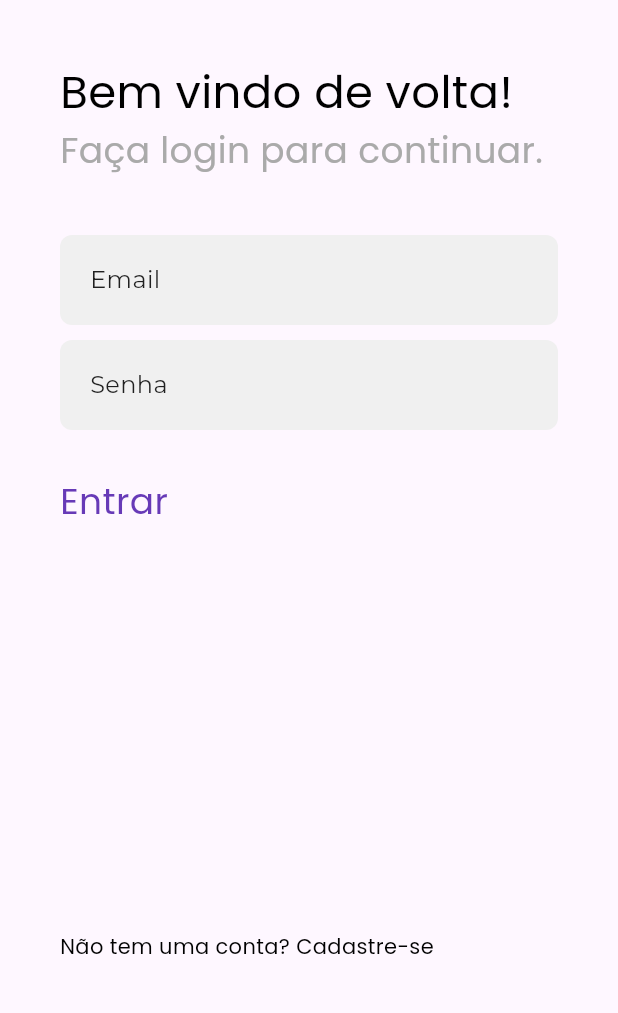
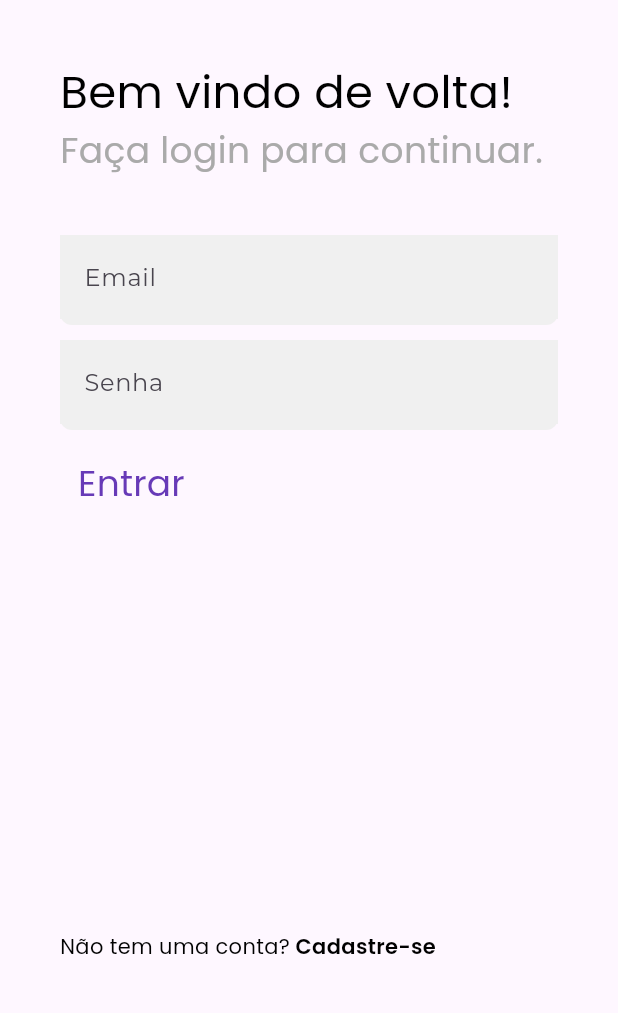
Before and after one commit to abnerjs/bc_dio_trilhaapp, a Flutter app: the screen it shows after launch, on a phone screen of 412 x 824 dp, the part 215-1228 px from its top. Run offline on Flutter 3.47's test engine with Material 2 defaults, Android fonts, the phone set to English and light mode, and no system bars; our stand-ins replace google_fonts.

Commit message:
added textfields and button, make the main Container a CustomScrollView with a SilverFillRemaining

```diff
--- a/lib/pages/login_page.dart
+++ b/lib/pages/login_page.dart
@@ -15,15 +15,18 @@ class _LoginPageState extends State<LoginPage> {
 
   @override
   Widget build(BuildContext context) {
-    return Scaffold(
-      body: Container(
-        margin: const EdgeInsets.only(top: 100, left: 40, right: 40),
-        width: double.infinity,
+    return SafeArea(
+      child: Scaffold(
+        body: CustomScrollView(
+          slivers: [
+            SliverFillRemaining(
+              hasScrollBody: false,
               child: Column(
                 crossAxisAlignment: CrossAxisAlignment.start,
                 children: [
                   Container(
-              margin: const EdgeInsets.only(bottom: 40),
+                    margin:
+                        const EdgeInsets.only(bottom: 40, top: 100, left: 40),
                     child: Text(
                       "TrilhaApp",
                       style: GoogleFonts.poppins(
@@ -34,7 +37,7 @@ class _LoginPageState extends State<LoginPage> {
                     ),
                   ),
                   Container(
-              margin: const EdgeInsets.only(bottom: 0),
+                    margin: const EdgeInsets.symmetric(horizontal: 40),
                     child: Text(
                       "Bem vindo de volta!",
                       style: GoogleFonts.poppins(
@@ -45,7 +48,8 @@ class _LoginPageState extends State<LoginPage> {
                     ),
                   ),
                   Container(
-              margin: const EdgeInsets.only(bottom: 40),
+                    margin:
+                        const EdgeInsets.only(bottom: 40, left: 40, right: 40),
                     child: Row(
                       children: <Widget>[
                         Flexible(
@@ -62,49 +66,52 @@ class _LoginPageState extends State<LoginPage> {
                     ),
                   ),
                   Container(
-              margin: const EdgeInsets.only(bottom: 10),
+                    margin:
+                        const EdgeInsets.only(bottom: 10, left: 40, right: 40),
                     height: 60,
                     decoration: BoxDecoration(
                       borderRadius: BorderRadius.circular(8),
                       color: const Color.fromARGB(255, 240, 240, 240),
                     ),
-              child: const Row(
-                children: [
-                  Padding(
-                    padding: EdgeInsets.only(left: 20),
-                    child: Text(
-                      "Email",
-                      style: TextStyle(
-                        fontSize: 16,
+                    child: const TextField(
+                      obscureText: true,
+                      decoration: InputDecoration(
+                        filled: true,
+                        fillColor: Color.fromARGB(255, 240, 240, 240),
+                        labelText: 'Email',
+                        border: InputBorder.none,
                       ),
-                    ),
-                  )
-                ],
                     ),
                   ),
                   Container(
-              margin: const EdgeInsets.only(bottom: 10),
+                    margin:
+                        const EdgeInsets.only(bottom: 10, left: 40, right: 40),
                     height: 60,
                     decoration: BoxDecoration(
                       borderRadius: BorderRadius.circular(8),
                       color: const Color.fromARGB(255, 240, 240, 240),
                     ),
-              child: const Row(
-                children: [
-                  Padding(
-                    padding: EdgeInsets.only(left: 20),
-                    child: Text(
-                      "Senha",
-                      style: TextStyle(
-                        fontSize: 16,
+                    child: const TextField(
+                      obscureText: true,
+                      decoration: InputDecoration(
+                        filled: true,
+                        fillColor: Color.fromARGB(255, 240, 240, 240),
+                        labelText: 'Senha',
+                        border: InputBorder.none,
                       ),
-                    ),
-                  )
-                ],
                     ),
                   ),
                   Container(
-              margin: const EdgeInsets.only(top: 20),
+                    margin: const EdgeInsets.symmetric(horizontal: 40),
+                    child: TextButton(
+                        onPressed: () => {},
+                        style: ButtonStyle(
+                          shape: MaterialStateProperty.all(
+                            RoundedRectangleBorder(
+                              borderRadius: BorderRadius.circular(8),
+                            ),
+                          ),
+                        ),
                         child: Text(
                           "Entrar",
                           style: GoogleFonts.poppins(
@@ -112,18 +119,34 @@ class _LoginPageState extends State<LoginPage> {
                             fontWeight: FontWeight.w400,
                             fontSize: 24,
                           ),
-              ),
+                        )),
                   ),
                   Expanded(child: Container()),
                   Container(
-              margin: const EdgeInsets.only(bottom: 40),
-              child: Text(
-                "Não tem uma conta? Cadastre-se",
+                    margin:
+                        const EdgeInsets.only(bottom: 40, left: 40, right: 40),
+                    child: Row(
+                      children: [
+                        Text(
+                          "Não tem uma conta?",
                           style: GoogleFonts.poppins(
                             color: const Color.fromARGB(255, 0, 0, 0),
                             fontWeight: FontWeight.w400,
                             fontSize: 14,
                           ),
+                        ),
+                        Text(
+                          " Cadastre-se ",
+                          style: GoogleFonts.poppins(
+                            color: const Color.fromARGB(255, 0, 0, 0),
+                            fontWeight: FontWeight.w600,
+                            fontSize: 14,
+                          ),
+                        ),
+                      ],
+                    ),
+                  ),
+                ],
               ),
             ),
           ],
```
Lines whose indentation alone changed are shown as unchanged.
